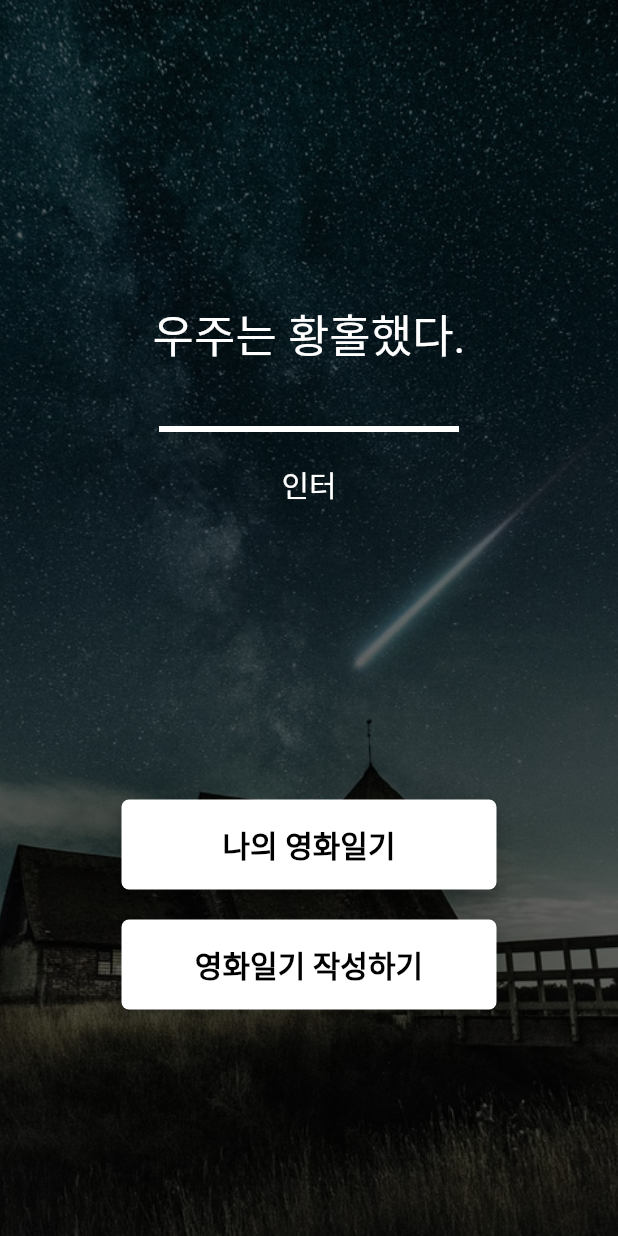
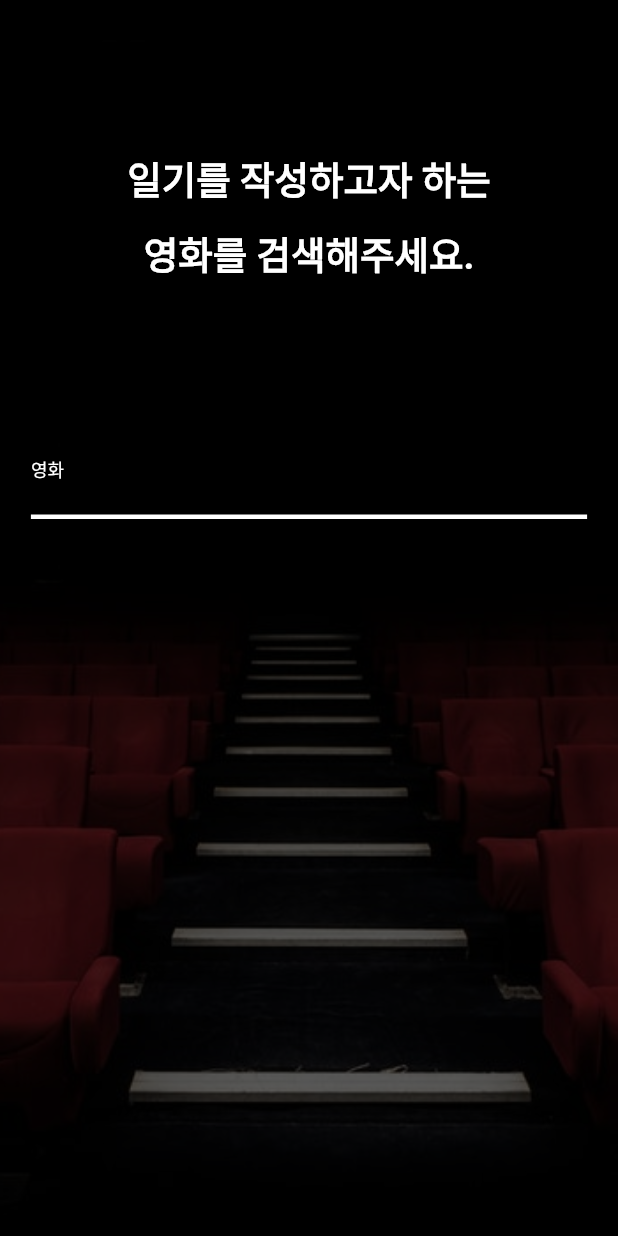
Before and after one commit to baeharam/My-Movie-Diary, a Flutter app: the HomeScreen screen opened by its route, after a tap on "영화일기 작성하기", on a phone screen of 412 x 824 dp. Run offline on Flutter 3.47's test engine with Material 2 defaults, Android fonts, the phone set to English and light mode, and no system bars; our stand-ins replace get_it, rxdart; missing offline and left inert: flutter_kakao_login, keyboard_visibility; Roboto replaces fonts that are missing (Chosunilbo_myungjo); statements that could not run were skipped.

Commit message:
Add several animation
Signed-off-by: bae haram <gkfkagkfka12@naver.com>

```diff
--- a/lib/logics/intro/intro_bloc.dart
+++ b/lib/logics/intro/intro_bloc.dart
@@ -19,8 +19,9 @@ class IntroBloc extends BlocEventStateBase<IntroEvent,IntroState> {
 
     if(event is IntroEventKakaoLogin) {
       try {
-        KakaoLoginResult result =  await _kakaoAPI.logIn();
-        print(result.account.userPhoneNumber);
+        await _kakaoAPI.logIn();
+        KakaoLoginResult result = await _kakaoAPI.getUserMe();
+        print(result.account.userNickname);
         yield IntroState.kakaoLoginSucceeded();
       } catch(exception) {
         print("카카오 로그인 실패: ${exception.toString()}");
--- a/lib/main.dart
+++ b/lib/main.dart
@@ -15,7 +15,6 @@ class MyMovieApp extends StatelessWidget {
       home: IntroScreen(),
       theme: ThemeData(
         fontFamily: 'Chosunilbo_myungjo',
-        splashColor: Colors.transparent
       ),
       routes: routes,
       debugShowCheckedModeBanner: false,
--- a/lib/resources/routes.dart
+++ b/lib/resources/routes.dart
@@ -5,5 +5,6 @@ import 'package:mymovie/screens/screens.dart';
 // Routes
 final Map<String, WidgetBuilder> routes =  {
   routeIntro: (BuildContext context) => IntroScreen(),
-  routeHome: (BuildContext context) => HomeScreen()
+  routeHome: (BuildContext context) => HomeScreen(),
+  routeSearchIntro: (BuildContext context) => SearchIntroScreen()
 };
--- a/lib/resources/strings.dart
+++ b/lib/resources/strings.dart
@@ -1,2 +1,3 @@
 const String routeIntro = '/intro';
 const String routeHome = '/home';
+const String routeSearchIntro = '/search_intro';
--- a/lib/screens/home_screen.dart
+++ b/lib/screens/home_screen.dart
@@ -1,6 +1,7 @@
 import 'dart:async';
 
 import 'package:flutter/material.dart';
+import 'package:mymovie/resources/strings.dart';
 import 'package:mymovie/utils/typewriter.dart';
 
 class HomeScreen extends StatefulWidget {
@@ -11,22 +12,36 @@ class HomeScreen extends StatefulWidget {
 class _HomeScreenState extends State<HomeScreen> with SingleTickerProviderStateMixin{
 
   StreamController<bool> _streamController;
+  AnimationController _animationController;
+  Animation _animation;
 
   @override
   void initState() {
     super.initState();
     _streamController = StreamController<bool>();
+    _animationController =AnimationController(
+      vsync: this,
+      duration: const Duration(milliseconds: 1000)
+    );
+    _animation = Tween(begin: 0.0,end: 1.0).animate(CurvedAnimation(
+      parent: _animationController,
+      curve: Curves.easeIn
+    ));
+    _animationController.forward();
   }
 
   @override
   void dispose() {
     _streamController.close();
+    _animationController.dispose();
     super.dispose();
   }
 
   @override
   Widget build(BuildContext context) {
-    return Scaffold(
+    return FadeTransition(
+      opacity: _animation,
+      child: Scaffold(
         body: Container(
           width: double.infinity,
           decoration: BoxDecoration(
@@ -85,8 +100,12 @@ class _HomeScreenState extends State<HomeScreen> with SingleTickerProviderStateM
                 SizedBox(height: 200.0),
                 HomeButton(title: '나의 영화일기', onPressed: (){}),
                 SizedBox(height: 20.0),
-              HomeButton(title: '영화일기 작성하기', onPressed: (){})
+                HomeButton(
+                  title: '영화일기 작성하기',
+                  onPressed: () => Navigator.pushNamed(context, routeSearchIntro)
+                )
               ],
+            ),
           ),
         ),
       ),
--- a/lib/screens/intro_screen.dart
+++ b/lib/screens/intro_screen.dart
@@ -79,21 +79,22 @@ class _IntroScreenState extends State<IntroScreen> with TickerProviderStateMixin
     @required Color textColor,
     @required String message
   }) {
-    return AnimatedBuilder(
-      animation: animation,
-      builder: (_,__){
     return BlocBuilder(
       bloc: introBloc,
       builder: (context, IntroState state){
         if(state.isKakaoLoginSucceeded || state.isGoogleLoginSucceeded) {
           BlocNavigator.pushReplacementNamed(context, routeHome);
+          introBloc.emitEvent(IntroEventStateClear());
         }
         if(state.isKakaoLoginFailed || state.isGoogleLoginFailed) {
           BlocSnackbar.show(context, '로그인에 실패하였습니다.');
           introBloc.emitEvent(IntroEventStateClear());
         }
         return GestureDetector(
-              child: Container(
+          child: AnimatedBuilder(
+            animation: animation,
+            builder: (_,__){
+              return Container(
                 width: animation.value,
                 height: 60.0,
                 decoration: BoxDecoration(
@@ -123,10 +124,10 @@ class _IntroScreenState extends State<IntroScreen> with TickerProviderStateMixin
                   width: 30.0,
                   height: 30.0,
                 )
+              );
+            }
           ),
           onTap: () => _playAnimation(controller: controller)
-            );
-          }
         );
       }
     );
@@ -148,7 +149,7 @@ class _IntroScreenState extends State<IntroScreen> with TickerProviderStateMixin
         width: double.infinity,
         decoration: BoxDecoration(
           image: DecorationImage(
-            image: AssetImage('assets/images/ironman.jpg'),
+            image: AssetImage('assets/images/ironmangif.gif'),
             fit: BoxFit.cover,
             colorFilter: ColorFilter.mode(Colors.black.withOpacity(0.6), BlendMode.darken)
           ),
@@ -163,7 +164,6 @@ class _IntroScreenState extends State<IntroScreen> with TickerProviderStateMixin
                 style: TextStyle(
                   color: Colors.white,
                   fontWeight: FontWeight.bold,
-                  fontFamily: 'Chosunilbo_myungjo',
                   fontSize: 70.0
                 ),
               ),
--- a/lib/screens/screens.dart
+++ b/lib/screens/screens.dart
@@ -1,2 +1,3 @@
 export './intro_screen.dart';
 export './home_screen.dart';
+export './search_intro_screen.dart';
--- /dev/null
+++ b/lib/screens/search_intro_screen.dart
@@ -0,0 +1,125 @@
+import 'package:flutter/material.dart';
+import 'package:keyboard_visibility/keyboard_visibility.dart';
+
+class SearchIntroScreen extends StatefulWidget {
+  @override
+  _SearchIntroScreenState createState() => _SearchIntroScreenState();
+}
+
+class _SearchIntroScreenState extends State<SearchIntroScreen> with SingleTickerProviderStateMixin{
+
+  final TextEditingController textEditingController =TextEditingController();
+  final KeyboardVisibilityNotification keyboardVisibility =KeyboardVisibilityNotification();
+  int subscriber;
+  bool keyboardState;
+
+  AnimationController animationController;
+  Animation animation;
+
+  @override
+  void initState() {
+    super.initState();
+    animationController = AnimationController(
+      vsync: this,
+      duration: const Duration(milliseconds: 1000)
+    );
+    animation = Tween(
+      begin: 100.0,
+      end: 10.0
+    ).animate(CurvedAnimation(
+      parent: animationController,
+      curve: Curves.easeOut
+    ));
+    keyboardState = keyboardVisibility.isKeyboardVisible;
+    subscriber = keyboardVisibility.addNewListener(
+      onChange: (state){
+        setState(() => keyboardState = state);
+      }
+    );
+  }
+
+  @override
+  void dispose() {
+    animationController.dispose();
+    textEditingController.dispose();
+    keyboardVisibility.removeListener(subscriber);
+    super.dispose();
+  }
+
+  @override
+  Widget build(BuildContext context) {
+
+    final TextStyle textStyle =TextStyle(
+      color: Colors.white,
+      fontWeight: FontWeight.bold,
+      fontSize: 25.0,
+    );
+
+    keyboardState ? animationController.forward() :animationController.reverse();
+
+    return Scaffold(
+      resizeToAvoidBottomPadding: false,
+      body: Container(
+        width: double.infinity,
+        decoration: BoxDecoration(
+          image: DecorationImage(
+            image: AssetImage('assets/images/cinema.jpg'),
+            fit: BoxFit.cover,
+            colorFilter: ColorFilter.mode(Colors.black.withOpacity(0.6), BlendMode.darken)
+          ),
+        ),
+        child: AnimatedBuilder(
+          animation: animation,
+          builder: (context, widget){
+            return Column(
+              children: [
+                SizedBox(height: animation.value),
+                Container(
+                  child: Column(
+                    children: [
+                      Text(
+                        '일기를 작성하고자 하는',
+                        style: textStyle,
+                        textAlign: TextAlign.center
+                      ),
+                      SizedBox(height: 13.0),
+                      Text(
+                        '영화를 검색해주세요.',
+                        style: textStyle,
+                        textAlign: TextAlign.center
+                      )
+                    ],
+                  )
+                ),
+                SizedBox(height: 100.0),
+                Column(
+                  children: [
+                    Theme(
+                      data: Theme.of(context).copyWith(primaryColor: Colors.white),
+                      child: Container(
+                        width: MediaQuery.of(context).size.width*0.9,
+                        child: TextField(
+                          decoration: InputDecoration(
+                            labelText: '영화',
+                            labelStyle: Theme.of(context).textTheme
+                              .caption.copyWith(color: Colors.white)
+                          ),
+                          autofocus: false,
+                        ),
+                      ),
+                    ),
+                    Container(
+                      height: 3.0,
+                      width: MediaQuery.of(context).size.width*0.9,
+                      color: Colors.white,
+                    )
+                  ],
+                )
+              ],
+            );
+          }
+        ),
+      ),
+    );
+  }
+}
--- a/pubspec.yaml
+++ b/pubspec.yaml
@@ -26,8 +26,8 @@ dependencies:
   rxdart: ^0.21.0
   get_it: ^1.0.3
   flutter_kakao_login: ^0.0.8
-  animated_text_kit: ^1.3.0
   flare_flutter: ^1.3.4
+  keyboard_visibility: any
 
 dev_dependencies:
   flutter_test:
@@ -54,7 +54,9 @@ flutter:
     - assets/images/kakao.png
     - assets/images/google.png
     - assets/images/fantasy.jpg
-    - assets/flares/loading.flr2d
+    - assets/images/spiderman.jpg
+    - assets/images/ironmangif.gif
+    - assets/images/cinema.jpg
 
   # An image asset can refer to one or more resolution-specific "variants", see
   # https://flutter.io/assets-and-images/#resolution-aware.
```
Also changed, not shown: assets/images/cinema.jpg (added), assets/images/spiderman.jpg (added), pubspec.lock, 2 other files. Lines whose indentation alone changed are shown as unchanged.
